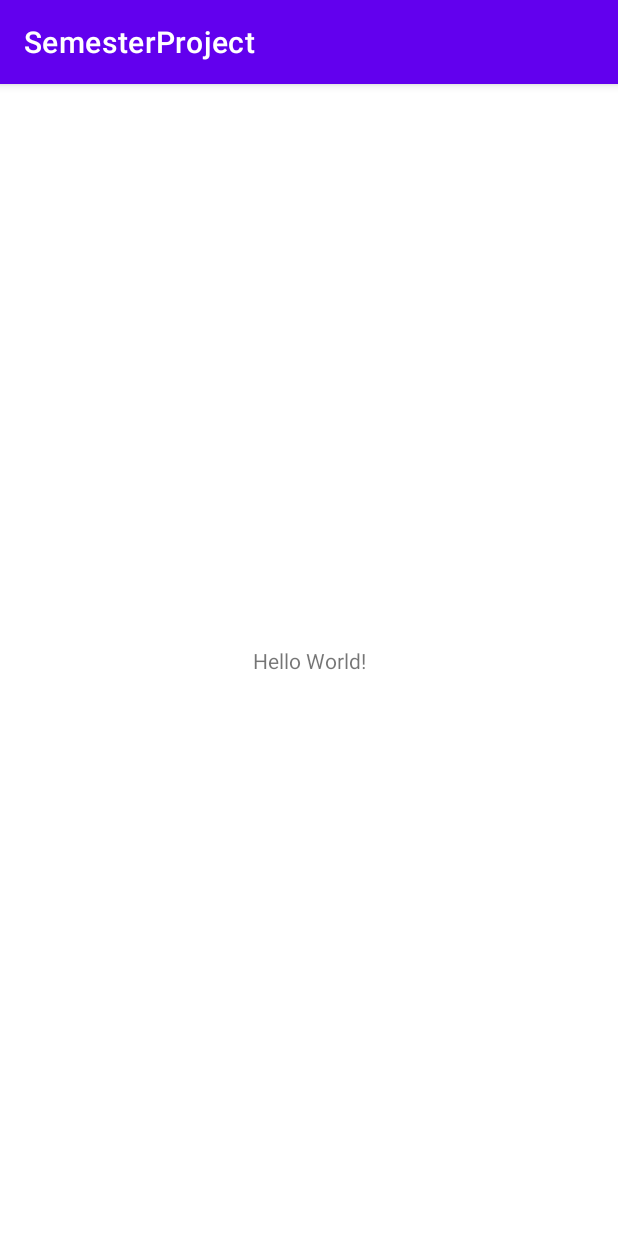
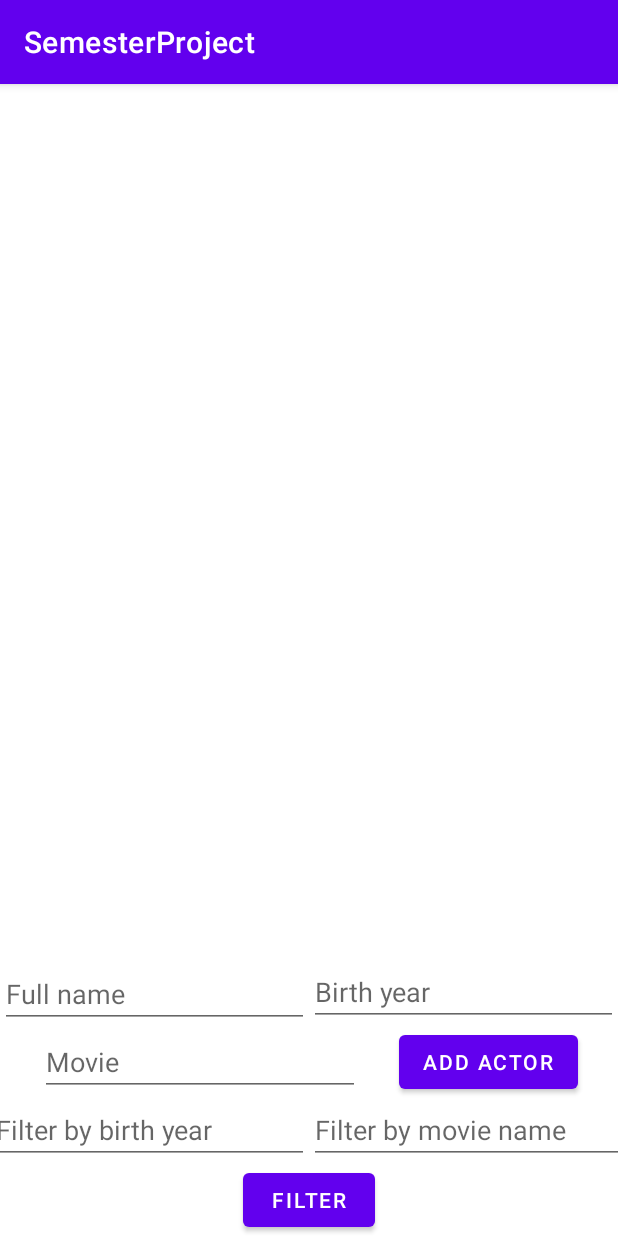
Before and after one commit to Double-Bonus/AppEmbeddedProjects, an Android app: the screen it shows after launch (MainActivity), on a phone screen of 412 x 824 dp. Run offline under Robolectric (Android 15) with nearby library versions, the phone set to English and light mode, and no system bars; our stand-ins replace Room's generated code, data binding.

Commit message:
builds and works

```diff
--- a/app/src/main/java/com/example/semesterproject/ProjectViewModel.kt
+++ b/app/src/main/java/com/example/semesterproject/ProjectViewModel.kt
@@ -28,8 +28,8 @@ class ProjectViewModel(context: Context) : ViewModel() {
     fun addActor(fullName: String?, birthYear: String?, movie: String?) {
         if (fullName != null && birthYear != null && movie != null) {
             birthYear.toIntOrNull()?.let {
-                val actor = Project(0, fullName, it, Parts(true, false, true, false,
-                false))
+                val actor = Project(0, fullName, it, true, false, true, false,
+                false)
                 viewModelScope.launch {
                     database.projectDao().insertActor(actor)
                     getAllActors()
--- a/app/src/main/res/layout/activity_main.xml
+++ b/app/src/main/res/layout/activity_main.xml
@@ -6,13 +6,14 @@
     android:layout_height="match_parent"
     tools:context=".MainActivity">
 
-    <TextView
-        android:layout_width="wrap_content"
-        android:layout_height="wrap_content"
-        android:text="Hello World!"
+    <fragment
+        android:id="@+id/fragment"
+        android:name="com.example.semesterproject.ProjectsFragment"
+        android:layout_width="0dp"
+        android:layout_height="0dp"
         app:layout_constraintBottom_toBottomOf="parent"
-        app:layout_constraintLeft_toLeftOf="parent"
-        app:layout_constraintRight_toRightOf="parent"
+        app:layout_constraintEnd_toEndOf="parent"
+        app:layout_constraintStart_toStartOf="parent"
         app:layout_constraintTop_toTopOf="parent" />
 
 </androidx.constraintlayout.widget.ConstraintLayout>
```
Also changed, not shown: app/src/main/java/com/example/semesterproject/Project.kt (+6 -1 lines), 1 other file.
